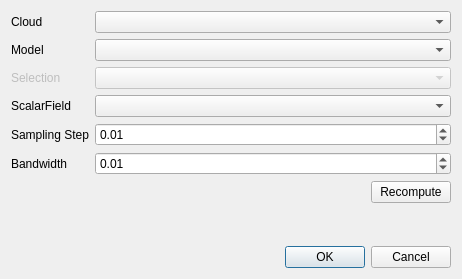
Before: the Qt Designer form qGEO/tools/dialogs/ccTimeSeriesGeneratorEditorDlg.ui in luca-penasa/spc, drawn with Qt 5.
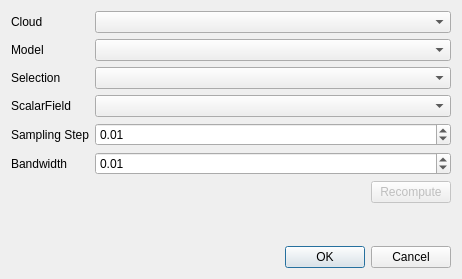
After: the same form once the commit is applied. Custom widgets are drawn as their Qt base class.

The edit to the form file:
```diff
--- a/qGEO/tools/dialogs/ccTimeSeriesGeneratorEditorDlg.ui
+++ b/qGEO/tools/dialogs/ccTimeSeriesGeneratorEditorDlg.ui
@@ -42,14 +42,14 @@
      <item row="2" column="1">
       <widget class="ObjectSelectionComboBox" name="comboArea">
        <property name="enabled">
-        <bool>false</bool>
+        <bool>true</bool>
        </property>
       </widget>
      </item>
      <item row="2" column="0">
       <widget class="QLabel" name="label_3">
        <property name="enabled">
-        <bool>false</bool>
+        <bool>true</bool>
        </property>
        <property name="text">
         <string>Selection</string>
@@ -135,6 +135,9 @@
      </item>
      <item>
       <widget class="QPushButton" name="pushButton">
+       <property name="enabled">
+        <bool>false</bool>
+       </property>
        <property name="text">
         <string>Recompute</string>
        </property>
```
